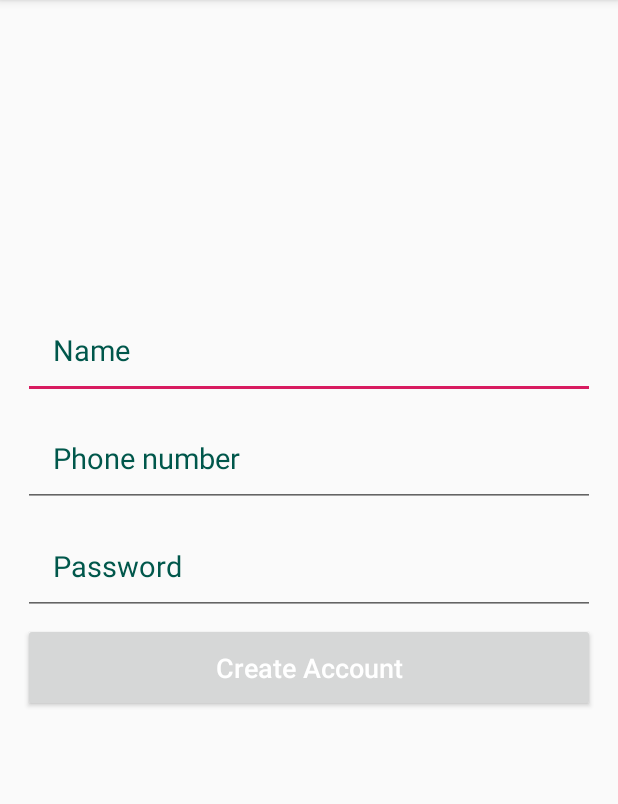
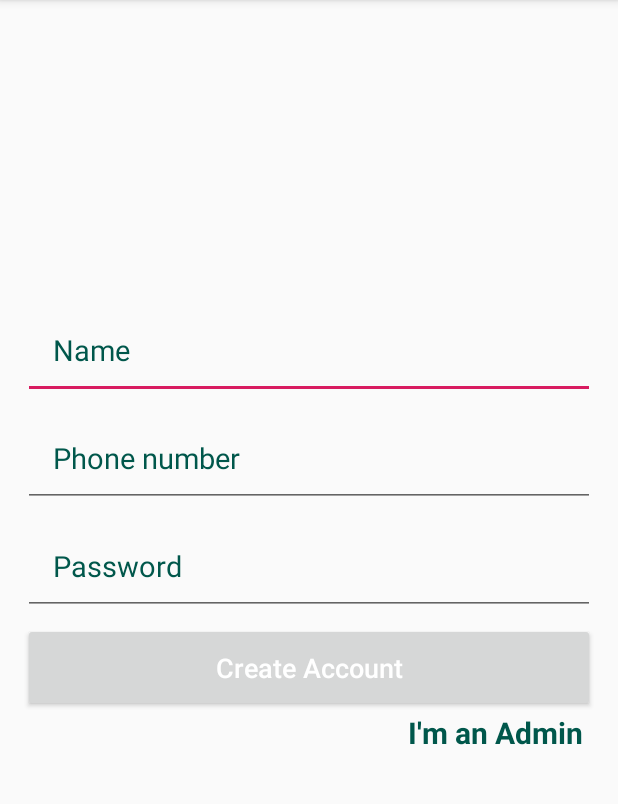
Before and after one commit to sashamakkar/Ecommerce, an Android app: the RegisterUserActivity screen opened directly, with no data from a screen before it, on a phone screen of 412 x 824 dp, the part 84-888 px from its top. Run offline under Robolectric (Android 15) with nearby library versions, the phone set to English and light mode, and no system bars; our stand-ins replace Firebase (no records; nobody signed in at launch, a user with empty details on screens opened directly).

Commit message:
Added register user for admin

```diff
--- a/app/src/main/java/com/example/hp/ecommerce/RegisterUserActivity.java
+++ b/app/src/main/java/com/example/hp/ecommerce/RegisterUserActivity.java
@@ -11,6 +11,7 @@ import android.text.TextUtils;
 import android.view.View;
 import android.widget.Button;
 import android.widget.EditText;
+import android.widget.TextView;
 import android.widget.Toast;
 
 import com.example.hp.ecommerce.Model.Users;
@@ -29,7 +30,8 @@ public class RegisterUserActivity extends AppCompatActivity {
     private Button CreateAccountButton;
     private EditText InputName, InputPhoneNumber, InputPassword;
     private ProgressDialog loadingBar;
-
+    private String parentDbName = "Users";
+    private TextView AdminLink , NotAdminLink;
 
     @Override
     protected void onCreate(Bundle savedInstanceState) {
@@ -41,6 +43,8 @@ public class RegisterUserActivity extends AppCompatActivity {
         InputPassword=findViewById(R.id.register_password_input);
         CreateAccountButton=findViewById(R.id.register_btn);
         loadingBar = new ProgressDialog(this);
+        AdminLink = (TextView) findViewById(R.id.admin_panel_link_RegisterUser);
+        NotAdminLink = (TextView) findViewById(R.id.not_admin_panel_link_RegisterUser);
 
 
         CreateAccountButton.setOnClickListener(new View.OnClickListener() {
@@ -50,7 +54,30 @@ public class RegisterUserActivity extends AppCompatActivity {
             }
         });
 
+        AdminLink.setOnClickListener(new View.OnClickListener() {
+            @Override
+            public void onClick(View view)
+            {
+                CreateAccountButton.setText("Create Account Admin");
+                AdminLink.setVisibility(View.INVISIBLE);
+                NotAdminLink.setVisibility(View.VISIBLE);
+                parentDbName = "Admins";
+            }
+        });
+
+        NotAdminLink.setOnClickListener(new View.OnClickListener() {
+            @Override
+            public void onClick(View view)
+            {
+                CreateAccountButton.setText("Create Account");
+                AdminLink.setVisibility(View.VISIBLE);
+                NotAdminLink.setVisibility(View.INVISIBLE);
+                parentDbName = "Users";
+            }
+        });
     }
+
+
 
     private void CreateAccount() {
 
@@ -77,11 +104,11 @@ public class RegisterUserActivity extends AppCompatActivity {
             loadingBar.setCanceledOnTouchOutside(false);
             loadingBar.show();
 
-            ValidateUser(name, number, password);
+            ValidateUser(name, number, password,parentDbName);
         }
     }
 
-    private void ValidateUser(final String name, final String number, final String password)
+    private void ValidateUser(final String name, final String number, final String password,final String parentDbName)
     {
         final DatabaseReference RootRef;
         RootRef = FirebaseDatabase.getInstance().getReference();
@@ -90,11 +117,11 @@ public class RegisterUserActivity extends AppCompatActivity {
             @Override
             public void onDataChange(@NonNull DataSnapshot dataSnapshot)
             {
-                if (!(dataSnapshot.child("Users").child(number).exists()))
+                if (!(dataSnapshot.child(parentDbName).child(number).exists()))
                 {
                     Users user = new Users(name,number,password);
 
-                    RootRef.child("Users").child(number).setValue(user)
+                    RootRef.child(parentDbName).child(number).setValue(user)
                             .addOnCompleteListener(new OnCompleteListener<Void>() {
                                 @Override
                                 public void onComplete(@NonNull Task<Void> task)
--- a/app/src/main/res/layout/activity_register_user.xml
+++ b/app/src/main/res/layout/activity_register_user.xml
@@ -70,4 +70,35 @@
         android:text="Create Account"
         android:textColor="@android:color/white"
         />
+
+        <TextView
+            android:id="@+id/admin_panel_link_RegisterUser"
+            android:layout_width="wrap_content"
+            android:layout_height="wrap_content"
+            android:text="I'm an Admin"
+            android:layout_alignParentEnd="true"
+            android:layout_below="@+id/register_btn"
+            android:textColor="@color/colorPrimaryDark"
+            android:textSize="20sp"
+            android:textStyle="bold"
+            android:layout_marginLeft="80dp"
+            android:layout_marginEnd="23dp"
+            />
+
+
+        <TextView
+            android:id="@+id/not_admin_panel_link_RegisterUser"
+            android:layout_width="wrap_content"
+            android:layout_height="wrap_content"
+            android:text="I'm not an Admin"
+            android:layout_alignParentStart="true"
+            android:layout_below="@+id/register_btn"
+            android:textColor="@color/colorPrimaryDark"
+            android:textSize="20sp"
+            android:textStyle="bold"
+            android:layout_marginLeft="80dp"
+            android:layout_marginStart="25dp"
+            android:visibility="invisible"
+            />
+
 </RelativeLayout>
```
Also changed, not shown: app/src/main/java/com/example/hp/ecommerce/LoginActivity.java (+10 -10 lines).
